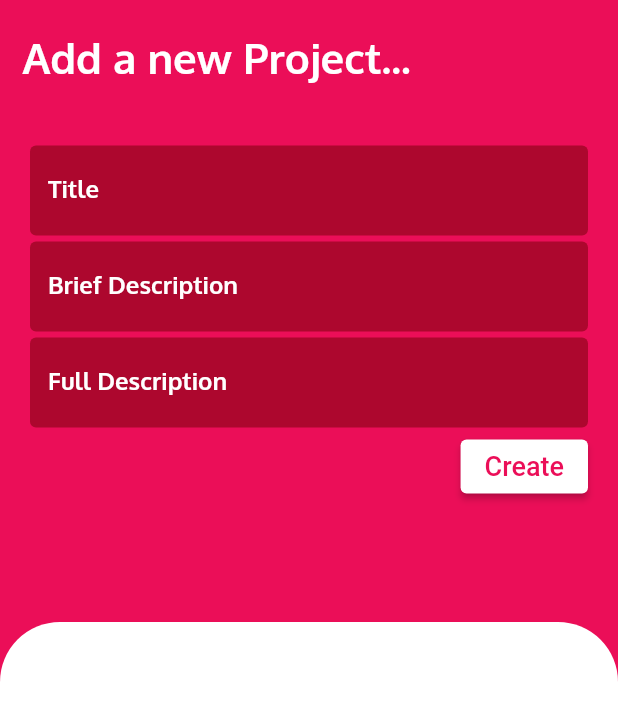
After one commit to web-team-99/FinalProject, a Flutter app: the ProjectServiceRoute screen opened directly, on a phone screen of 412 x 824 dp. The commit adds this screen. Shown: the top 720 px of the screen. Run offline on Flutter 3.47's test engine with Material 2 defaults, Android fonts, the phone set to English and light mode, and no system bars; our stand-ins replace bloc, cached_network_image, connectivity_plus, fluro, flutter_bloc, fluttertoast and 2 more; missing offline and left inert: clipboard; statements that could not run were skipped.

Commit message:
CreateProject tab ui.

```diff
--- /dev/null
+++ b/front/lib/Components/no_paint_rounded_border.dart
@@ -0,0 +1,82 @@
+// Copyright 2018-present the Flutter authors. All Rights Reserved.
+//
+// Licensed under the Apache License, Version 2.0 (the "License");
+// you may not use this file except in compliance with the License.
+// You may obtain a copy of the License at
+//
+// http://www.apache.org/licenses/LICENSE-2.0
+//
+// Unless required by applicable law or agreed to in writing, software
+// distributed under the License is distributed on an "AS IS" BASIS,
+// WITHOUT WARRANTIES OR CONDITIONS OF ANY KIND, either express or implied.
+// See the License for the specific language governing permissions and
+// limitations under the License.
+
+import 'dart:math' as math;
+
+import 'package:flutter/material.dart';
+import 'package:flutter/widgets.dart';
+
+class PaintlessRoundedBorder extends InputBorder {
+  const PaintlessRoundedBorder({
+    borderSide: BorderSide.none,
+    this.borderRadius = const BorderRadius.all(Radius.circular(4.0)),
+  }) : assert(borderRadius != null),
+        super(borderSide: borderSide);
+
+  final BorderRadius borderRadius;
+
+  @override
+  PaintlessRoundedBorder copyWith({ BorderSide borderSide, BorderRadius borderRadius }) {
+    return new PaintlessRoundedBorder(
+      borderSide: borderSide ?? this.borderSide,
+      borderRadius: borderRadius ?? this.borderRadius,
+    );
+  }
+
+  @override
+  bool get isOutline => false;
+
+  @override
+  EdgeInsetsGeometry get dimensions => EdgeInsets.zero;
+
+  @override
+  PaintlessRoundedBorder scale(double t) {
+    return new PaintlessRoundedBorder(borderSide: borderSide.scale(t));
+  }
+
+    @override
+    Path getInnerPath(Rect rect, { TextDirection textDirection }) {
+      return new Path()
+        ..addRect(new Rect.fromLTWH(rect.left, rect.top, rect.width, math.max(0.0, rect.height - borderSide.width)));
+    }
+
+    @override
+    Path getOuterPath(Rect rect, { TextDirection textDirection }) {
+      return new Path()..addRRect(borderRadius.resolve(textDirection).toRRect(rect));
+    }
+
+    @override
+    void paint(Canvas canvas, Rect rect, {
+      double gapStart,
+      double gapExtent = 0.0,
+      double gapPercentage = 0.0,
+      TextDirection textDirection,
+    }) {
+      // Do not paint
+    }
+
+  @override
+  bool operator ==(dynamic other) {
+    if (identical(this, other))
+      return true;
+    if (runtimeType != other.runtimeType)
+      return false;
+    final InputBorder typedOther = other;
+    return typedOther.borderSide == borderSide;
+  }
+
+  @override
+  int get hashCode => borderSide.hashCode;
+
+  }
--- /dev/null
+++ b/front/lib/Cubits/AuthBloc.dart
@@ -0,0 +1,49 @@
+import 'package:flutter/cupertino.dart';
+import 'package:flutter_bloc/flutter_bloc.dart';
+import 'package:test_url/models/user.dart';
+
+enum AuthEvent { login, logout, signup }
+
+class AuthState {
+  User user;
+  AuthEvent event;
+
+  AuthState({@required this.user, this.event});
+}
+
+class AuthBloc extends Bloc<AuthState, String> {
+  AuthBloc(String initialState) : super(initialState);
+
+  @override
+  Stream<String> mapEventToState(AuthState state) async* {
+    switch (state.event) {
+      case AuthEvent.signup:
+        yield signupUser(state.user);
+        print("Signup state");
+        break;
+      case AuthEvent.login:
+        yield loginUser(state.user);
+        print("Login state");
+        break;
+      case AuthEvent.logout:
+        yield logoutUser(state.user);
+        print("Logout state");
+        break;
+    }
+  }
+
+  dynamic signupUser(User user) {
+    //request to server for signup
+
+    print('signing up the user');
+
+  }
+
+  dynamic loginUser(User user) {
+    print('login up the user');
+  }
+
+  dynamic logoutUser(User user) {
+    print('logout the user');
+  }
+}
--- /dev/null
+++ b/front/lib/Routes/projectServiceRoute.dart
@@ -0,0 +1,238 @@
+import 'dart:developer';
+
+import 'package:flutter/cupertino.dart';
+import 'package:flutter/material.dart';
+import 'package:flutter/rendering.dart';
+import 'package:getwidget/colors/gf_color.dart';
+import 'package:getwidget/components/avatar/gf_avatar.dart';
+import 'package:getwidget/components/list_tile/gf_list_tile.dart';
+import 'package:test_url/Components/no_paint_rounded_border.dart';
+import 'package:test_url/Cubits/InternetStateCubit.dart';
+import 'package:test_url/Pages/CustomDialog.dart';
+
+import 'package:test_url/Setting/numbers.dart';
+import 'package:test_url/Setting/platform.dart';
+import 'package:test_url/Setting/strings.dart';
+import 'package:flutter_bloc/flutter_bloc.dart';
+
+class ProjectServiceRoute extends StatefulWidget {
+  @override
+  _ProjectServiceRouteState createState() => _ProjectServiceRouteState();
+}
+
+class _ProjectServiceRouteState extends State<ProjectServiceRoute>
+    with TickerProviderStateMixin {
+  // final _scrollController = ScrollController();
+  double _width;
+  double _height;
+  bool _mobileView;
+
+  ScrollController _scrollViewController;
+  bool isScrolledDown = false;
+  bool showAppbar = true;
+
+  TabController _tabController;
+  TextEditingController titleController = TextEditingController();
+  TextEditingController briefDescController = TextEditingController();
+  TextEditingController fullDescController = TextEditingController();
+
+  @override
+  void initState() {
+    _tabController = TabController(length: 2, vsync: this);
+
+    _scrollViewController = new ScrollController();
+    _scrollViewController.addListener(() {
+      if (_scrollViewController.position.userScrollDirection ==
+          ScrollDirection.reverse) {
+        if (!isScrolledDown) {
+          isScrolledDown = true;
+          showAppbar = false;
+          setState(() {});
+        }
+      }
+      if (_scrollViewController.position.userScrollDirection ==
+          ScrollDirection.forward) {
+        if (isScrolledDown) {
+          isScrolledDown = false;
+          showAppbar = true;
+          setState(() {});
+        }
+      }
+    });
+    super.initState();
+  }
+
+  @override
+  void dispose() {
+    _scrollViewController.dispose();
+    _scrollViewController.removeListener(() {});
+    _tabController.dispose();
+    super.dispose();
+  }
+
+  @override
+  Widget build(BuildContext context) {
+    _width = MediaQuery.of(context).size.width;
+    _height = MediaQuery.of(context).size.height;
+    _mobileView = _width < mobileViewMaxWidth ? true : false;
+    ThemeData theme = Theme.of(context);
+
+    return Scaffold(
+      appBar: isOnIos
+          ? CupertinoNavigationBar(
+              middle: Text(
+                projectsAndServicesPageTitle,
+                style: theme.textTheme.headline5,
+              ),
+            )
+          // : AppBar(
+          //     title: Text(
+          //       projectsAndServicesPageTitle,
+          //     ),
+          //     centerTitle: true,
+          //     textTheme: theme.textTheme,
+          //     bottom: TabBar(
+          //       controller: _tabController,
+          //       tabs: [
+          //         Tab(
+          //           text: "Your Projects",
+          //         ),
+          //         Tab(
+          //           text: "Your Services",
+          //         ),
+          //       ],
+          //     ),
+          //   ),
+          : PreferredSize(child: AppBar(), preferredSize: Size.fromHeight(0.0)),
+      backgroundColor: theme.primaryColor,
+      body: createBody(context, theme),
+    );
+  }
+
+  Widget createBody(BuildContext context, ThemeData theme) {
+    // return Scrollbar(
+    //   controller: _scrollController,
+    //   isAlwaysShown: true,
+    //   child: SingleChildScrollView(
+    //     controller: _scrollController,
+    //     child: Container(
+    //       alignment: Alignment.center,
+    //       margin: EdgeInsets.only(
+    //         bottom: pagesBottomMargin,
+    //         left: pagesRightAndLeftMargin(_width, _mobileView),
+    //         right: pagesRightAndLeftMargin(_width, _mobileView),
+    //       ),
+    //       child: BlocBuilder<InternetCubit, InternetState>(
+    //           builder: (context, state) {
+    //         if (state is InternetDisconnected) {
+    //           return CustomDialog(
+    //             title: "Disconnected",
+    //             description:
+    //                 "You are disconnected from the server.\nPlease check your connection status.",
+    //           );
+    //         }
+    //         return Column(
+    //           children: [],
+    //         );
+    //       }),
+    //     ),
+    //   ),
+    // );
+    return Scrollbar(
+      controller: _scrollViewController,
+      child: SingleChildScrollView(
+        controller: _scrollViewController,
+        child: Column(
+          children: [
+            Container(
+              alignment: Alignment.bottomLeft,
+              padding: EdgeInsets.only(top: 20.0, left: 15.0),
+              child: Text(
+                'Add a new Project...',
+                style: TextStyle(
+                    fontSize: 28.0,
+                    fontWeight: FontWeight.bold,
+                    color: Colors.white),
+              ),
+            ),
+            SizedBox(
+              height: 30.0,
+            ),
+            Container(
+              height: _height * 0.4,
+              padding: EdgeInsets.symmetric(horizontal: 20.0, vertical: 10.0),
+              width: double.infinity,
+              color: theme.primaryColor,
+              child: Column(
+                crossAxisAlignment: CrossAxisAlignment.center,
+                children: [
+                  createTextField(label: 'Title', controller: titleController),
+                  createTextField(
+                      label: 'Brief Description',
+                      controller: briefDescController),
+                  createTextField(
+                      label: 'Full Description',
+                      controller: fullDescController),
+                  Align(
+                    alignment: Alignment.bottomRight,
+                    child: ElevatedButton(
+                      style: ButtonStyle(backgroundColor: MaterialStateProperty.all(Colors.white)),
+                      child: Text(
+                        'Create',
+                        style: TextStyle(fontSize: 18, color: theme.primaryColor),
+                      ),
+                      onPressed: () => {},
+                    ),
+                  )
+                ],
+              ),
+            ),
+
+            // Expanded(
+            //   child: SingleChildScrollView(
+            Container(
+              height: _height,
+              decoration: BoxDecoration(
+                  borderRadius: BorderRadius.only(
+                      topLeft: Radius.circular(40),
+                      topRight: Radius.circular(40)),
+                  color: Colors.white),
+            ),
+            //   ),
+            // )
+          ],
+        ),
+      ),
+    );
+  }
+
+  Widget createTextField({
+    String label,
+    TextEditingController controller,
+  }) {
+    return Center(
+      child: Container(
+        margin: EdgeInsets.symmetric(vertical: 2.0),
+        child: TextField(
+          controller: controller,
+          maxLines: null,
+          decoration: InputDecoration(
+            border: PaintlessRoundedBorder(),
+            fillColor: Color.fromRGBO(173, 7, 46, 1),
+            labelStyle:
+                TextStyle(color: Colors.white, fontWeight: FontWeight.w600),
+            counterStyle: TextStyle(
+              color: Colors.white,
+            ),
+            filled: true,
+            labelText: label,
+          ),
+          style: TextStyle(color: Colors.white, fontSize: 16),
+          cursorColor: Colors.white,
+          cursorWidth: 2,
+          cursorHeight: 20,
+        ),
+      ),
+    );
+  }
+}
--- a/front/lib/Setting/strings.dart
+++ b/front/lib/Setting/strings.dart
@@ -1,19 +1,19 @@
 //pages title
 String homePageTitle = 'Freelancer';
-String messagesPageTitle = 'messages';
-String searchPageTitle = 'search';
-String profilePageTitle = 'profile';
-String morePageTitle = 'more';
-String aboutUsPageTitle = 'about us';
-String contactUsPageTitle = 'contact us';
-String rulesPageTitle = 'rules';
-String manualPageTitle = 'manual';
-String pricingsPageTitle = 'prices';
+String projectsAndServicesPageTitle = 'Projects And Services';
+String searchPageTitle = 'Search';
+String profilePageTitle = 'Profile';
+String morePageTitle = 'More';
+String aboutUsPageTitle = 'About us';
+String contactUsPageTitle = 'Contact us';
+String rulesPageTitle = 'Rules';
+String manualPageTitle = 'Manual';
+String pricingsPageTitle = 'Prices';
 String faqPageTitle = 'Frequently Asked Questions';
-String blogPageTitle = 'blog';
-String softwareTeamPageTitle = 'developers';
+String blogPageTitle = 'Blog';
+String softwareTeamPageTitle = 'Developers';
 String templatePageTitle = '//template//';
-String blogPostPageTitle = 'post';
+String blogPostPageTitle = 'Post';
 
 //home strings
 String homePageAppBarInstallApp = 'Install app';
--- a/front/lib/Styles/icons.dart
+++ b/front/lib/Styles/icons.dart
@@ -4,7 +4,7 @@ import 'package:test_url/Setting/platform.dart';
 
 //navigationBar tabs
 IconData homeIcon = isOnIos ? CupertinoIcons.house : Icons.home;
-IconData messagesIcon = isOnIos ? CupertinoIcons.envelope : Icons.message;
+IconData messagesIcon = isOnIos ? CupertinoIcons.add : Icons.post_add;
 IconData searchIcon = isOnIos ? CupertinoIcons.search : Icons.search;
 IconData profileIcon = isOnIos ? CupertinoIcons.profile_circled : Icons.person;
 IconData moreIcon = isOnIos ? CupertinoIcons.ellipsis : Icons.more_horiz;
--- a/front/lib/Styles/themes.dart
+++ b/front/lib/Styles/themes.dart
@@ -3,7 +3,7 @@ import 'package:flutter/material.dart';
 import 'package:test_url/Styles/textStyles.dart';
 
 ThemeData defaultTheme = ThemeData(
-  primaryColor: Color.fromRGBO(52, 216, 235, 1),
+  primaryColor: Color.fromRGBO(235, 14, 88, 1),
   backgroundColor: Color.fromRGBO(255, 235, 235, 1),
   // primarySwatch: Colors.pink,
   cardColor: Color.fromRGBO(141, 153, 174, 1),
--- /dev/null
+++ b/front/lib/models/user.dart
@@ -0,0 +1,9 @@
+class User {
+  String username;
+  String password;
+  String token;
+
+  User({this.username, this.password, this.token});
+
+
+}
```
Also changed, not shown: front/lib/Cubits/InternetStateCubit.dart (+0 -9 lines), front/lib/Routes/homeRoute.dart (+29 -29 lines), front/lib/Routes/mainScreen.dart (+13 -6 lines), front/lib/Routes/messagesRoute.dart (deleted, +0 -91 lines), front/lib/Routes/profileRoute.dart (+33 -13 lines).
